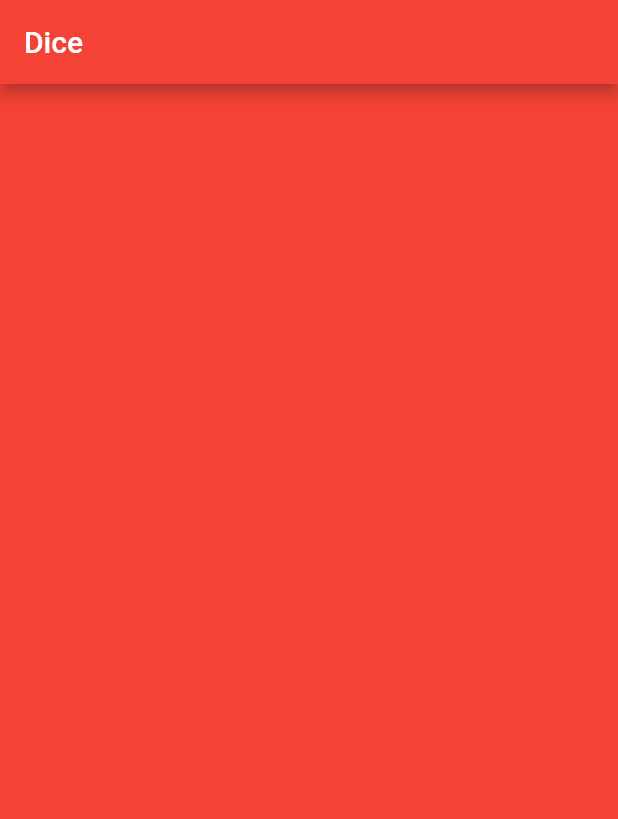
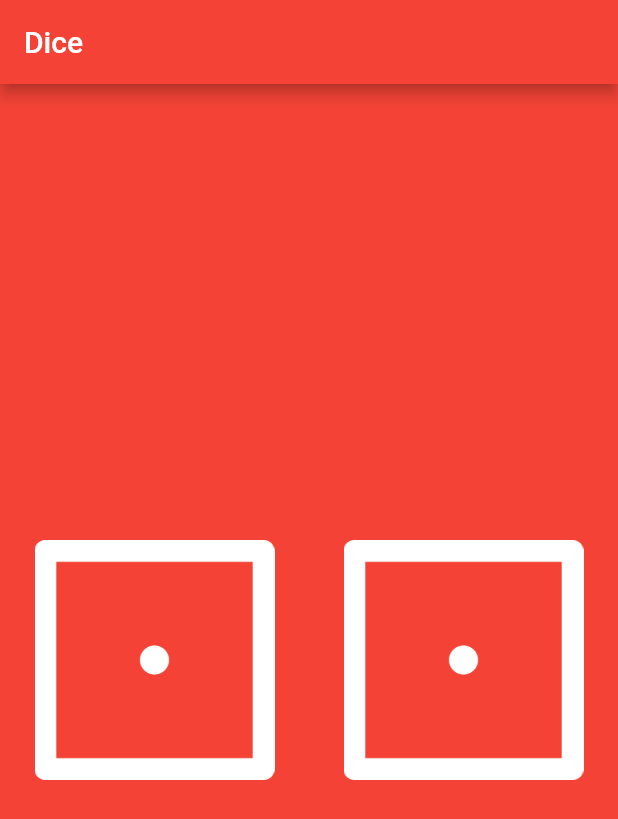
Before and after one commit to HeratUni-CS/dicee-AhmadErshad, a Flutter app: the screen it shows after launch, on a phone screen of 412 x 824 dp. Shown: the top 819 px of the screen. Run offline on Flutter 3.47's test engine with Material 2 defaults, Android fonts, the phone set to English and light mode, and no system bars.

Commit message:
dicee prefect all done

```diff
--- a/lib/main.dart
+++ b/lib/main.dart
@@ -1,3 +1,4 @@
+import 'dart:math';
 import 'package:flutter/material.dart';
 
 void main() {
@@ -7,17 +8,66 @@ void main() {
         backgroundColor: Colors.red,
         appBar: AppBar(
           backgroundColor: Colors.red,
-          title: Text('Dice'),
+          title: const Text('Dice'),
         ),
-        body: MyApp(),
+        body: const Dice(),
       ),
     ),
   );
 }
 
-class MyApp extends StatelessWidget {
+class Dice extends StatefulWidget {
+  const Dice({super.key});
+
+  @override
+  State<Dice> createState() => _DiceState();
+}
+
+class _DiceState extends State<Dice> {
+
+  int leftDiceNumber = 1;
+  int rightDiceNumber = 1;
+
   @override
   Widget build(BuildContext context) {
-    return Container();
+    return Center(
+      child: Row(
+        children: <Widget>[
+          Expanded(
+            child: Padding(
+              // padding to all directions
+              padding: const EdgeInsets.all(15),
+              child: TextButton(
+                onPressed: () {
+                  setState(() {
+
+                    leftDiceNumber = Random().nextInt(6) + 1;
+                    rightDiceNumber = Random().nextInt(6) + 1;
+                    print('leftDiceNumber=$leftDiceNumber');
+
+                  });
+                },
+                child: Image.asset('images/dice$leftDiceNumber.png'),
+              ),
+            ),
+          ),
+          Expanded(
+            child: Padding(
+              padding: const EdgeInsets.all(15),
+              child: TextButton(
+                onPressed: () {
+                  setState(() {
+                    leftDiceNumber = Random().nextInt(6) + 1;
+                    rightDiceNumber = Random().nextInt(6) + 1;
+                    print('rightDiceNumber=$rightDiceNumber');
+                  });
+                },
+                child: Image.asset('images/dice$rightDiceNumber.png'),
+              ),
+            ),
+          ),
+        ],
+      ),
+    );
   }
 }
```
Also changed, not shown: pubspec.lock.
